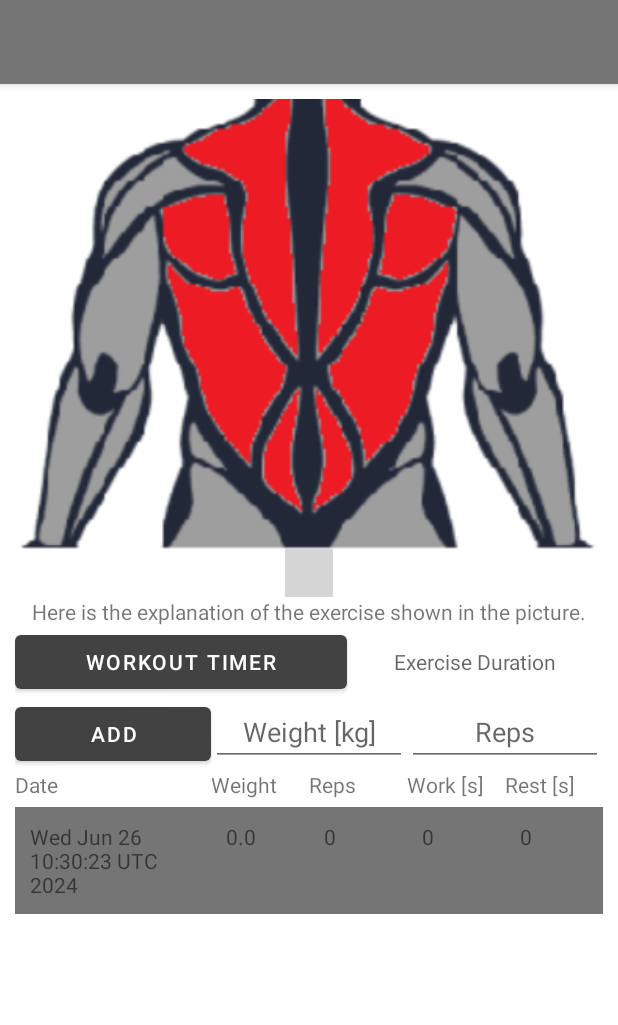
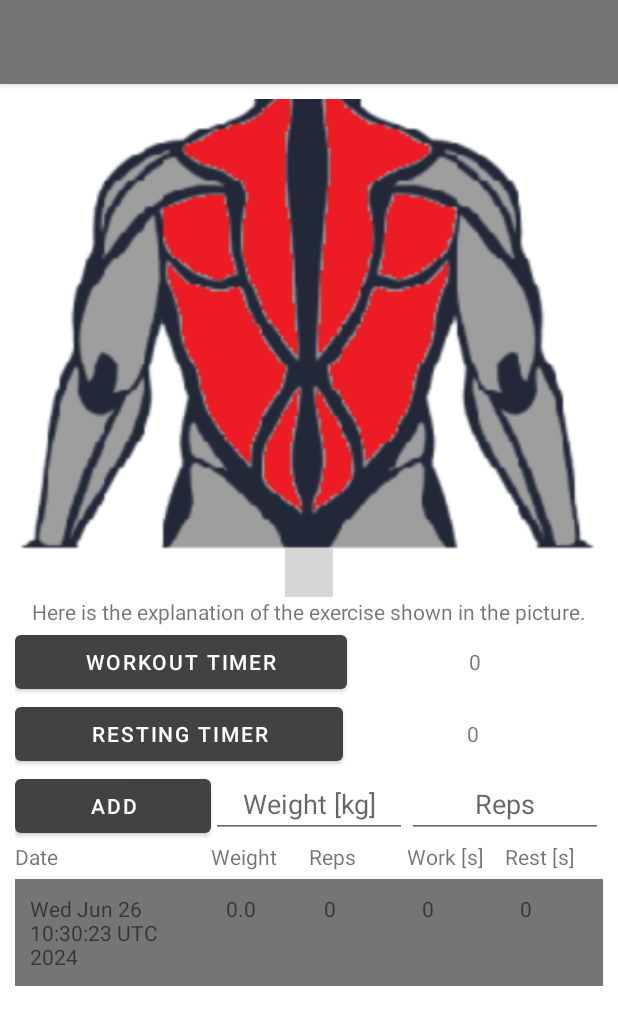
Before and after one commit to srdjankarlo/FitnessApp, an Android app: the OneExerciseActivity_0_0_0 screen opened directly, with no data from a screen before it, after a tap on "ADD", on a phone screen of 412 x 824 dp. Shown: the top 1025 px of the screen. Run offline under Robolectric (Android 15) with nearby library versions, the phone set to English and light mode, and no system bars; libraries missing offline, so code that uses them is left out: com.tbuonomo.viewpagerdotsindicator; plain views replace DotsIndicator; 3 statements that could not run were skipped; grey boxes are pictures that could not be loaded.

Commit message:
Added button wor resting stopwatch and made logic for work and rest stopwatch buttons

```diff
--- a/app/src/main/java/com/example/fitapp/OneExerciseActivity_0_0_0.java
+++ b/app/src/main/java/com/example/fitapp/OneExerciseActivity_0_0_0.java
@@ -9,6 +9,7 @@ import androidx.viewpager2.widget.ViewPager2;
 import android.graphics.Color;
 import android.graphics.drawable.ColorDrawable;
 import android.os.Bundle;
+import android.os.Handler;
 import android.text.Editable;
 import android.text.TextUtils;
 import android.view.View;
@@ -31,7 +32,14 @@ public class OneExerciseActivity_0_0_0 extends AppCompatActivity {
     OneExerciseRecViewAdapter recViewAdapter = new OneExerciseRecViewAdapter(this);
     ViewPager2 viewPager2;
     DotsIndicator dotsIndicator;
+    TextView workTimer;
+    TextView restTimer;
     ArrayList<OneExerciseItem> items = new ArrayList<>();
+    private boolean stopwatchWorkIsRunning = false;
+    private boolean stopwatchRestIsRunning = false;
+    private Handler handler = new Handler();
+    private long startWorkTime = 0;
+    private long startRestTime = 0;
 
     @Override
     protected void onCreate(Bundle savedInstanceState) {
@@ -70,6 +78,10 @@ public class OneExerciseActivity_0_0_0 extends AppCompatActivity {
         ImagePagerAdapter imagePagerAdapter = new ImagePagerAdapter(this, images);
         viewPager2.setAdapter(imagePagerAdapter);
         dotsIndicator.setViewPager2(viewPager2);
+
+        // get the timer text view
+        workTimer = findViewById(R.id.id_ac_on_ex_TextView2_1);
+        restTimer = findViewById((R.id.id_ac_on_ex_TextView2_2));
 
         // get the recycler view in order to manipulate it
         recView = findViewById(R.id.id_ac_on_ex_RecView1);
@@ -110,34 +122,80 @@ public class OneExerciseActivity_0_0_0 extends AppCompatActivity {
 
         EditText edit_weight = findViewById(R.id.id_ac_on_ex_TextView3);
         EditText edit_reps = findViewById(R.id.id_ac_on_ex_TextView4);
-        TextView edit_duration = findViewById(R.id.id_ac_on_ex_TextView2);
+        TextView edit_work_duration = workTimer;
+        TextView edit_rest_duration = restTimer;
 
         Editable editable_weight = edit_weight.getText();
         Editable editable_reps = edit_reps.getText();
-        CharSequence editable_duration = edit_duration.getText();
+        CharSequence editable_work_duration = edit_work_duration.getText();
+        CharSequence editable_rest_duration = edit_rest_duration.getText();
 
-        //String weight_text = editable_weight.toString();
-        //String reps_text = editable_reps.toString();
-        ////String duration = "ToDo";
-        //String duration_text = editable_duration.toString();
+        float weight_text = (TextUtils.isEmpty(editable_weight.toString())) ? 0 : Float.parseFloat(editable_weight.toString());
+        int reps_text = (TextUtils.isEmpty(editable_reps.toString())) ? 0 : Integer.parseInt(editable_reps.toString());
+        int work_duration = (TextUtils.isEmpty(editable_work_duration.toString())) ? 0 : Integer.parseInt(editable_work_duration.toString());
+        int rest_duration = (TextUtils.isEmpty(editable_rest_duration.toString())) ? 0 : Integer.parseInt(editable_rest_duration.toString());
 
-        float weight_text = (TextUtils.isEmpty(editable_weight.toString())) ? 0 : Float.parseFloat(editable_weight.toString());;
-        int reps_text = (TextUtils.isEmpty(editable_reps.toString())) ? 0 : Integer.parseInt(editable_reps.toString());;
-        int duration = (TextUtils.isEmpty(editable_duration.toString())) ? 0 : Integer.parseInt(editable_duration.toString());;
-
-        //items.add(new OneExerciseItem(formated_date, weight_text, reps_text, duration));
-        //OneExerciseItem new_item = new OneExerciseItem(formated_date, weight_text, reps_text, duration);
-        OneExerciseItem new_item = new OneExerciseItem(current_date, weight_text, reps_text, duration);
+        OneExerciseItem new_item = new OneExerciseItem(current_date, weight_text, reps_text, work_duration, rest_duration);
 
         // add item to adapter and scroll to last item (in this case first item bcs we reversed recyclerview)
         recViewAdapter.addItem(new_item);
         recView.smoothScrollToPosition(recViewAdapter.getItemCount() - 1);
 
+        if (!stopwatchWorkIsRunning){
+            workTimer.setText("0");
+        }
+
+        if (!stopwatchRestIsRunning){
+            restTimer.setText("0");
+        }
+
         edit_weight.getText().clear();
         edit_reps.getText().clear();
     }
 
-    public void DurationTimer(View view) {
-        // ToDo: make to be a stopwatch, click one time to start time, click second time to stop time and it cant be clicked again
+    private Runnable work_runnable = new Runnable() {
+        @Override
+        public void run() {
+            long millis = System.currentTimeMillis() - startWorkTime;
+            int seconds = (int) (millis / 1000);
+
+            workTimer.setText(String.format("%03d", seconds));
+
+            handler.postDelayed(this, 1000);
+        }
+    };
+
+    private Runnable rest_runnable = new Runnable() {
+        @Override
+        public void run() {
+            long millis = System.currentTimeMillis() - startRestTime;
+            int seconds = (int) (millis / 1000);
+
+            restTimer.setText(String.format("%03d", seconds));
+
+            handler.postDelayed(this, 1000);
+        }
+    };
+
+    public void WorkoutTimer(View view) {
+
+        if (stopwatchWorkIsRunning){
+            handler.removeCallbacks(work_runnable);
+        } else {
+            startWorkTime = System.currentTimeMillis();
+            handler.post(work_runnable);
+        }
+        stopwatchWorkIsRunning = !stopwatchWorkIsRunning;
+    }
+
+    public void RestingTimer(View view) {
+
+        if (stopwatchRestIsRunning){
+            handler.removeCallbacks(rest_runnable);
+        } else {
+            startRestTime = System.currentTimeMillis();
+            handler.post(rest_runnable);
+        }
+        stopwatchRestIsRunning = !stopwatchRestIsRunning;
     }
 }
--- a/app/src/main/java/com/example/fitapp/OneExerciseItem.java
+++ b/app/src/main/java/com/example/fitapp/OneExerciseItem.java
@@ -16,13 +16,13 @@ public class OneExerciseItem implements Parcelable {
     private int itemDuration;
     private int itemRest;
 
-    public OneExerciseItem(Date date, float weight, int reps, int duration) {
+    public OneExerciseItem(Date date, float weight, int reps, int work_duration, int rest_duration) {
         //this.itemDate = new SimpleDateFormat(date, Locale.getDefault());
         itemDate = date;
         itemWeight = weight;
         itemReps = reps;
-        itemDuration = duration;
-        itemRest = 0;
+        itemDuration = work_duration;
+        itemRest = rest_duration;
     }
 
     // next 4 methods are implemented because of passing custom data as intent to other activities
--- a/app/src/main/res/layout/activity_one_exercise.xml
+++ b/app/src/main/res/layout/activity_one_exercise.xml
@@ -47,21 +47,21 @@
                 app:layout_constraintEnd_toEndOf="parent"/>
 
             <androidx.appcompat.widget.LinearLayoutCompat
-                android:id="@+id/id_ac_on_ex_Layout2"
+                android:id="@+id/id_ac_on_ex_Layout2_1"
                 android:layout_width="match_parent"
                 android:layout_height="wrap_content"
                 app:layout_constraintTop_toBottomOf="@+id/id_ac_on_ex_TextView1">
 
                 <Button
-                    android:id="@+id/id_ac_on_ex_Button1"
+                    android:id="@+id/id_ac_on_ex_Button1_1"
                     android:layout_width="wrap_content"
                     android:layout_height="wrap_content"
                     android:layout_weight="1"
                     android:text="Workout timer"
-                    android:onClick="DurationTimer"/>
+                    android:onClick="WorkoutTimer"/>
 
                 <TextView
-                    android:id="@+id/id_ac_on_ex_TextView2"
+                    android:id="@+id/id_ac_on_ex_TextView2_1"
                     android:layout_width="wrap_content"
                     android:layout_height="wrap_content"
                     android:layout_weight="1"
@@ -71,10 +71,34 @@
             </androidx.appcompat.widget.LinearLayoutCompat>
 
             <androidx.appcompat.widget.LinearLayoutCompat
+                android:id="@+id/id_ac_on_ex_Layout2_2"
+                android:layout_width="match_parent"
+                android:layout_height="wrap_content"
+                app:layout_constraintTop_toBottomOf="@+id/id_ac_on_ex_Layout2_1">
+
+                <Button
+                    android:id="@+id/id_ac_on_ex_Button1_2"
+                    android:layout_width="wrap_content"
+                    android:layout_height="wrap_content"
+                    android:layout_weight="1"
+                    android:text="Resting timer"
+                    android:onClick="RestingTimer"/>
+
+                <TextView
+                    android:id="@+id/id_ac_on_ex_TextView2_2"
+                    android:layout_width="wrap_content"
+                    android:layout_height="wrap_content"
+                    android:layout_weight="1"
+                    android:hint="Resting Duration"
+                    android:gravity="center"/>
+
+            </androidx.appcompat.widget.LinearLayoutCompat>
+
+            <androidx.appcompat.widget.LinearLayoutCompat
                 android:id="@+id/id_ac_on_ex_Layout3"
                 android:layout_width="match_parent"
                 android:layout_height="wrap_content"
-                app:layout_constraintTop_toBottomOf="@+id/id_ac_on_ex_Layout2">
+                app:layout_constraintTop_toBottomOf="@+id/id_ac_on_ex_Layout2_2">
 
                 <Button
                     android:id="@+id/id_ac_on_ex_Button2"
--- a/app/src/main/res/layout/one_exercise_item.xml
+++ b/app/src/main/res/layout/one_exercise_item.xml
@@ -59,7 +59,7 @@
             android:layout_height="wrap_content"
             android:layout_weight="1"
             android:padding="10dp"
-            android:text="Workout[s]"
+            android:text="Work[s]"
             app:layout_constraintBottom_toBottomOf="parent"
             app:layout_constraintTop_toTopOf="parent"
             app:layout_constraintStart_toEndOf="@id/id_ac_on_ex_it_TextView3"/>
@@ -70,7 +70,7 @@
             android:layout_height="wrap_content"
             android:layout_weight="1"
             android:padding="10dp"
-            android:text="Resting[s]"
+            android:text="Rest[s]"
             app:layout_constraintBottom_toBottomOf="parent"
             app:layout_constraintTop_toTopOf="parent"
             app:layout_constraintStart_toEndOf="@id/id_ac_on_ex_it_TextView4"/>
```
